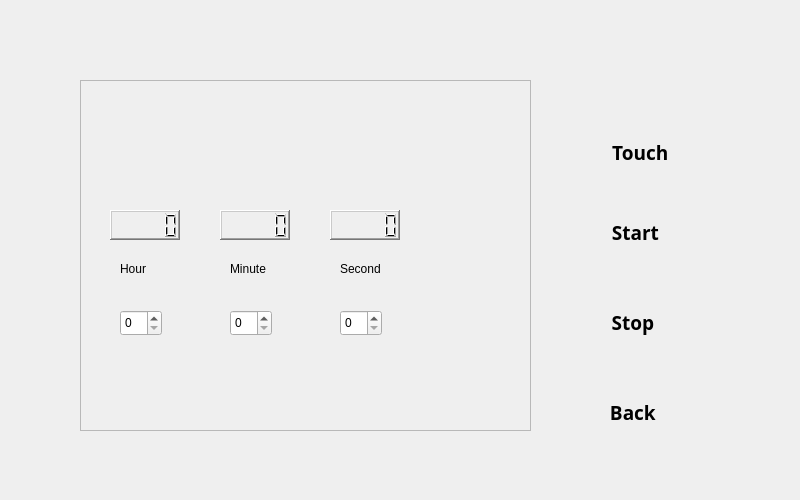
First picture: the form in ozonegeneral.ui, repository mohsencyber/gardinaUI, before the edit.
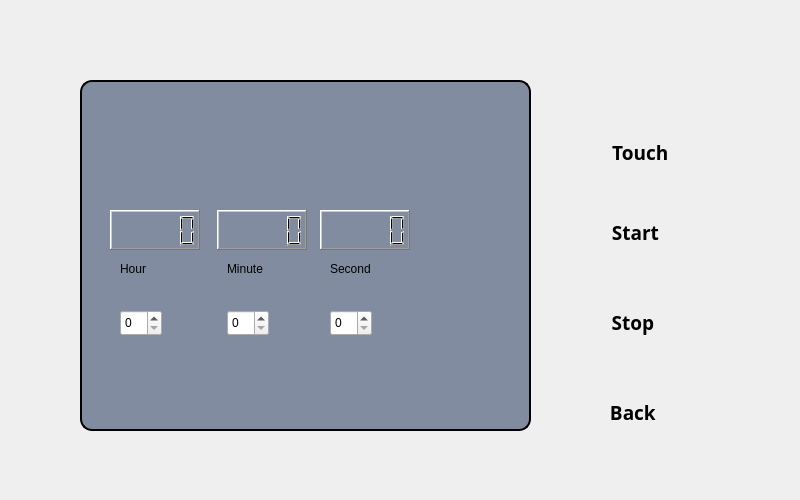
Second picture: the form after the edit. Icons and pictures are not drawn.

Commit message: add lcdnumber and spinbox in general ozone form

```diff
--- a/ozonegeneral.ui
+++ b/ozonegeneral.ui
@@ -159,6 +159,13 @@
      <height>351</height>
     </rect>
    </property>
+   <property name="styleSheet">
+    <string notr="true">QFrame#frame{
+border: 2px solid ;
+border-radius: 12px;
+background-color: rgba(20,40,80,0.5);
+}</string>
+   </property>
    <property name="frameShape">
     <enum>QFrame::StyledPanel</enum>
    </property>
@@ -168,10 +175,10 @@
    <widget class="QLCDNumber" name="minNumber">
     <property name="geometry">
      <rect>
-      <x>140</x>
+      <x>137</x>
       <y>130</y>
-      <width>70</width>
-      <height>30</height>
+      <width>90</width>
+      <height>40</height>
      </rect>
     </property>
     <property name="frameShape">
@@ -181,10 +188,10 @@
    <widget class="QLCDNumber" name="secNumber">
     <property name="geometry">
      <rect>
-      <x>250</x>
+      <x>240</x>
       <y>130</y>
-      <width>70</width>
-      <height>30</height>
+      <width>90</width>
+      <height>40</height>
      </rect>
     </property>
     <property name="frameShape">
@@ -196,8 +203,8 @@
      <rect>
       <x>30</x>
       <y>130</y>
-      <width>70</width>
-      <height>30</height>
+      <width>90</width>
+      <height>40</height>
      </rect>
     </property>
     <property name="frameShape">
@@ -207,7 +214,7 @@
    <widget class="QSpinBox" name="secSpin">
     <property name="geometry">
      <rect>
-      <x>260</x>
+      <x>250</x>
       <y>230</y>
       <width>42</width>
       <height>26</height>
@@ -217,7 +224,7 @@
    <widget class="QSpinBox" name="minSpin">
     <property name="geometry">
      <rect>
-      <x>150</x>
+      <x>147</x>
       <y>230</y>
       <width>42</width>
       <height>26</height>
@@ -250,7 +257,7 @@
    <widget class="QLabel" name="label_2">
     <property name="geometry">
      <rect>
-      <x>150</x>
+      <x>147</x>
       <y>180</y>
       <width>67</width>
       <height>17</height>
@@ -263,7 +270,7 @@
    <widget class="QLabel" name="label_3">
     <property name="geometry">
      <rect>
-      <x>260</x>
+      <x>250</x>
       <y>180</y>
       <width>67</width>
       <height>17</height>
```
The commit also changes 2 other files.
